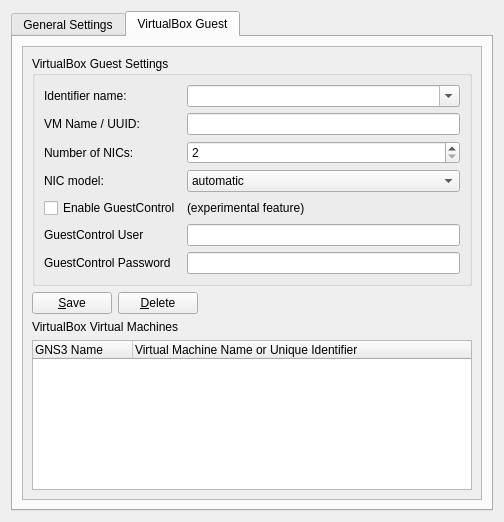
The window that src/GNS3/Ui/ConfigurationPages/Form_PreferencesVirtualBox.ui (GNS3/gns3-legacy) describes before a commit, drawn with Qt 5.
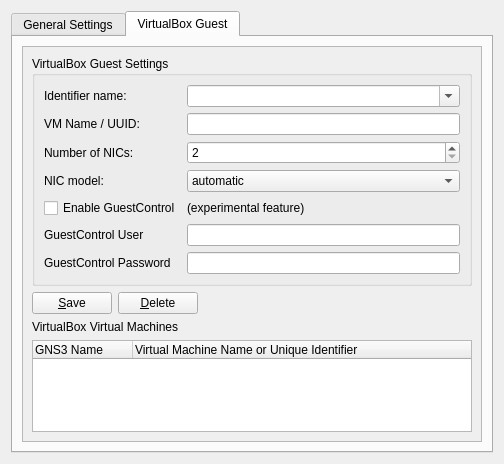
The same window after the commit. The open tabs and pages were chosen to show the change.

What changed in the file:
```diff
--- a/src/GNS3/Ui/ConfigurationPages/Form_PreferencesVirtualBox.ui
+++ b/src/GNS3/Ui/ConfigurationPages/Form_PreferencesVirtualBox.ui
@@ -7,7 +7,7 @@
     <x>0</x>
     <y>0</y>
     <width>504</width>
-    <height>522</height>
+    <height>460</height>
    </rect>
   </property>
   <property name="windowTitle">
@@ -294,8 +294,8 @@
            <rect>
             <x>0</x>
             <y>0</y>
-            <width>352</width>
-            <height>427</height>
+            <width>327</width>
+            <height>366</height>
            </rect>
           </property>
           <layout class="QVBoxLayout" name="verticalLayout">
```
